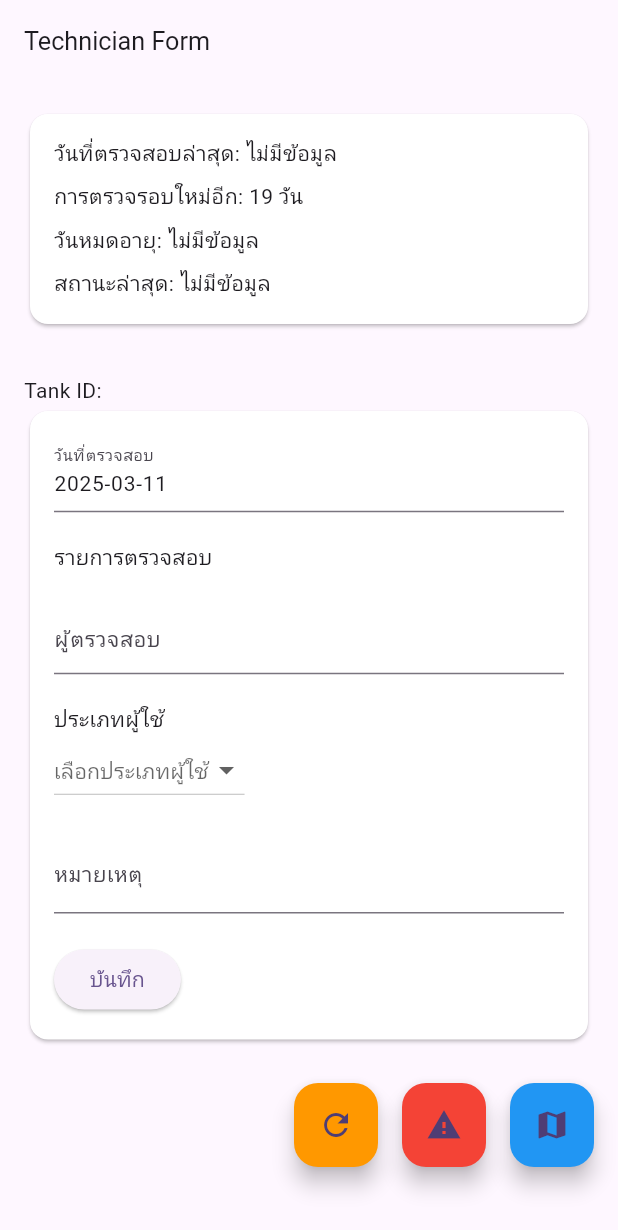
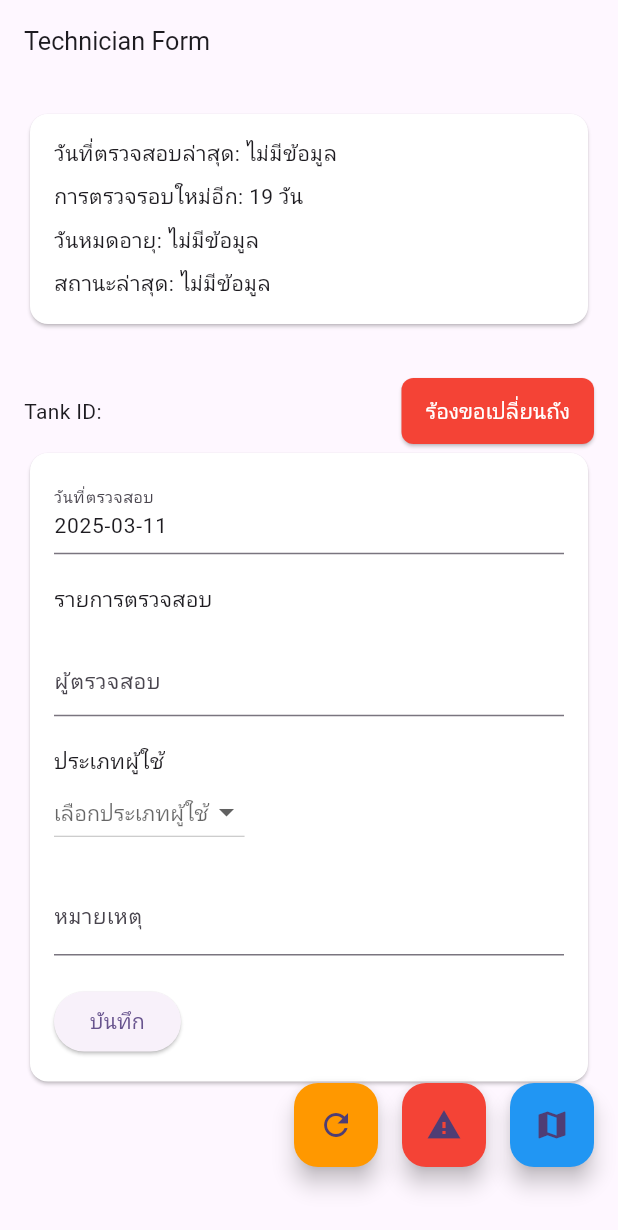
Before and after one commit to singto908/Project_tank_ex_check-masters, a Flutter app: the FormTechCheckPage screen opened directly with empty values, on a phone screen of 412 x 824 dp. Shown: the top 1230 px of the screen. Run offline on Flutter 3.47's test engine with Material 3 defaults, Android fonts, the phone set to English and light mode, and no system bars; our stand-ins replace camera, cloud_firestore, firebase_auth, firebase_core, fl_chart, qr_flutter and 1 more; missing offline and left inert: dart:html, qr_code_scanner; accounts and stored records are empty.

Commit message:
แก้ที่หาย

```diff
--- a/lib/technician/form_tech.dart
+++ b/lib/technician/form_tech.dart
@@ -1,3 +1,4 @@
+import 'package:firecheck_setup/technician/RequestTankChangePage.dart';
 import 'package:firecheck_setup/technician/TechnicianRequestsPage.dart';
 import 'package:flutter/material.dart';
 import 'package:intl/intl.dart'; // สำหรับฟอร์แมตวันที่
@@ -546,7 +547,6 @@ class _FormTechCheckPageState extends State<FormTechCheckPage> {
                   ),
                 ),
               ),
-
               SizedBox(height: 10),
               if (imageBytes != null)
                 Center(
@@ -577,9 +577,34 @@ class _FormTechCheckPageState extends State<FormTechCheckPage> {
                 ),
 
               SizedBox(height: 20),
-              Text(
-                'Tank ID: ${widget.tankId}',
-                style: TextStyle(fontSize: fontSize),
+              Row(
+                children: [
+                  Text(
+                    'Tank ID: ${widget.tankId}',
+                    style: TextStyle(fontSize: fontSize),
+                  ),
+                  Spacer(), // ดันปุ่มไปขวาสุด
+                  ElevatedButton(
+                    onPressed: () {
+                      Navigator.push(
+                        context,
+                        MaterialPageRoute(
+                            builder: (context) => RequestTankChangePage(
+                                tankId: widget.tankId)), // ใช้ tankId ที่มีอยู่
+                      );
+                    },
+                    style: ElevatedButton.styleFrom(
+                      backgroundColor: Colors.red,
+                      foregroundColor: Colors.white,
+                      padding:
+                          EdgeInsets.symmetric(horizontal: 16, vertical: 12),
+                      shape: RoundedRectangleBorder(
+                        borderRadius: BorderRadius.circular(8), // ทำมุมโค้งมน
+                      ),
+                    ),
+                    child: Text('ร้องขอเปลี่ยนถัง'),
+                  ),
+                ],
               ),
               Card(
                 color: Colors.white, // เพิ่มพื้นหลังเป็นสีขาว
```
